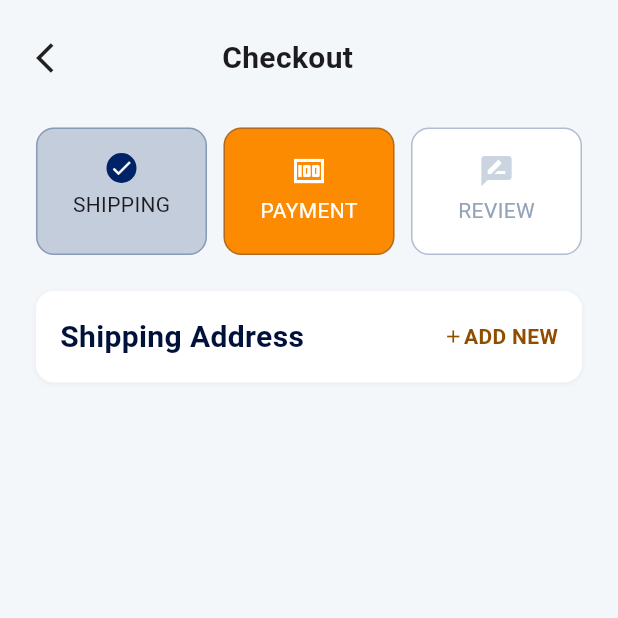
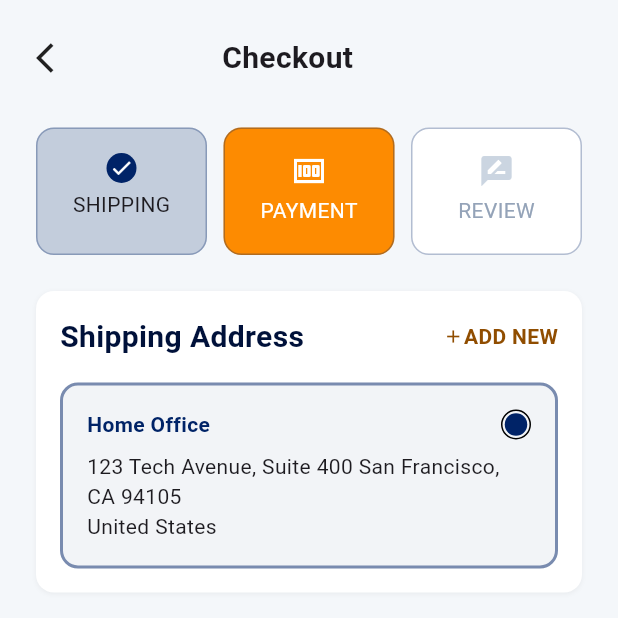
Before and after one commit to Jessetwo/vibrant_commerce, a Flutter app: the CheckOutPage screen opened directly, on a phone screen of 412 x 824 dp, the top half of it. Run offline on Flutter 3.47's test engine with Material 3 defaults, Android fonts, the phone set to English and light mode, and no system bars.

Commit message:
Shipping address added

```diff
--- a/lib/screens/main_screens/checkout_page.dart
+++ b/lib/screens/main_screens/checkout_page.dart
@@ -16,7 +16,12 @@
               //app bar
               Row(
                 children: [
-                  Icon(Icons.arrow_back_ios),
+                  GestureDetector(
+                    onTap: () {
+                      Navigator.pop(context);
+                    },
+                    child: Icon(Icons.arrow_back_ios),
+                  ),
                   const SizedBox(width: 100),
                   Text(
                     'Checkout',
@@ -161,6 +166,60 @@
                         ),
                       ],
                     ),
+                    const SizedBox(height: 16),
+                    Container(
+                      padding: EdgeInsets.all(16),
+                      width: double.infinity,
+                      decoration: BoxDecoration(
+                        border: Border.all(
+                          color: AppColors.secondaryColor.withOpacity(0.5),
+                          width: 2,
+                        ),
+                        borderRadius: BorderRadius.circular(12),
+                        color: AppColors.secondaryColor.withOpacity(0.05),
+                      ),
+                      child: Column(
+                        children: [
+                          Row(
+                            mainAxisAlignment: MainAxisAlignment.spaceBetween,
+                            children: [
+                              Text(
+                                'Home Office',
+                                style: TextStyle(
+                                  fontWeight: FontWeight.w600,
+                                  color: AppColors.secondaryColor,
+                                ),
+                              ),
+                              Container(
+                                width: 20,
+                                height: 20,
+                                decoration: BoxDecoration(
+                                  border: Border.all(color: Colors.black),
+                                  borderRadius: BorderRadius.circular(100),
+                                ),
+                                child: Center(
+                                  child: Container(
+                                    width: 15,
+                                    height: 15,
+                                    decoration: BoxDecoration(
+                                      color: AppColors.secondaryColor,
+                                      borderRadius: BorderRadius.circular(100),
+                                    ),
+                                  ),
+                                ),
+                              ),
+                            ],
+                          ),
+                          const SizedBox(height: 8),
+                          Text(
+                            '123 Tech Avenue, Suite 400 '
+                            'San Francisco, CA 94105\n'
+                            'United States',
+                            style: TextStyle(fontSize: 14),
+                          ),
+                        ],
+                      ),
+                    ),
                   ],
                 ),
               ),
```
